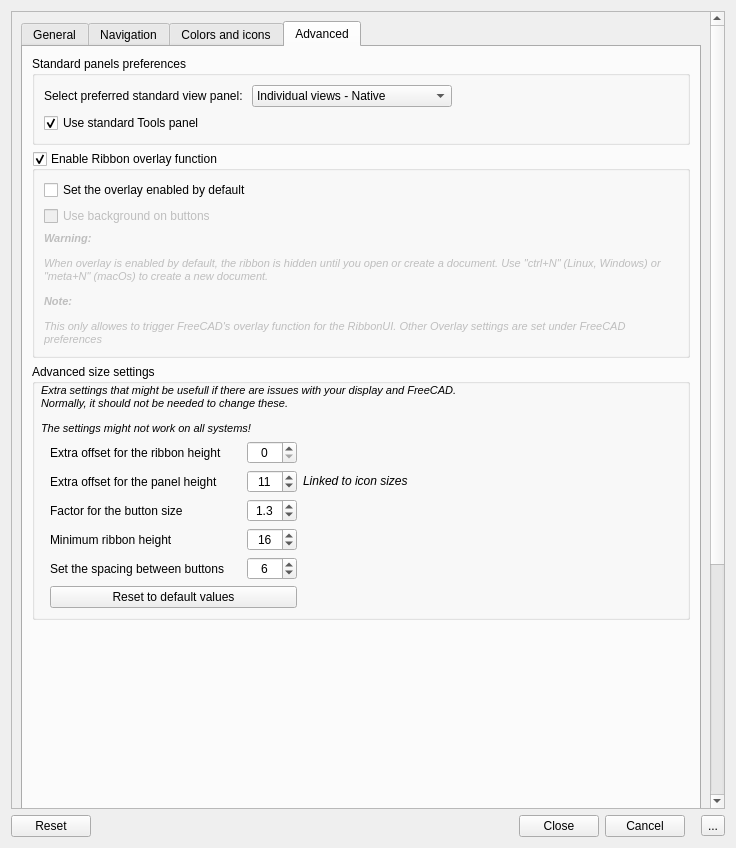
Above: Resources/ui/Settings.ui from APEbbers/FreeCAD-Ribbon before the change. Below: the same form after it.
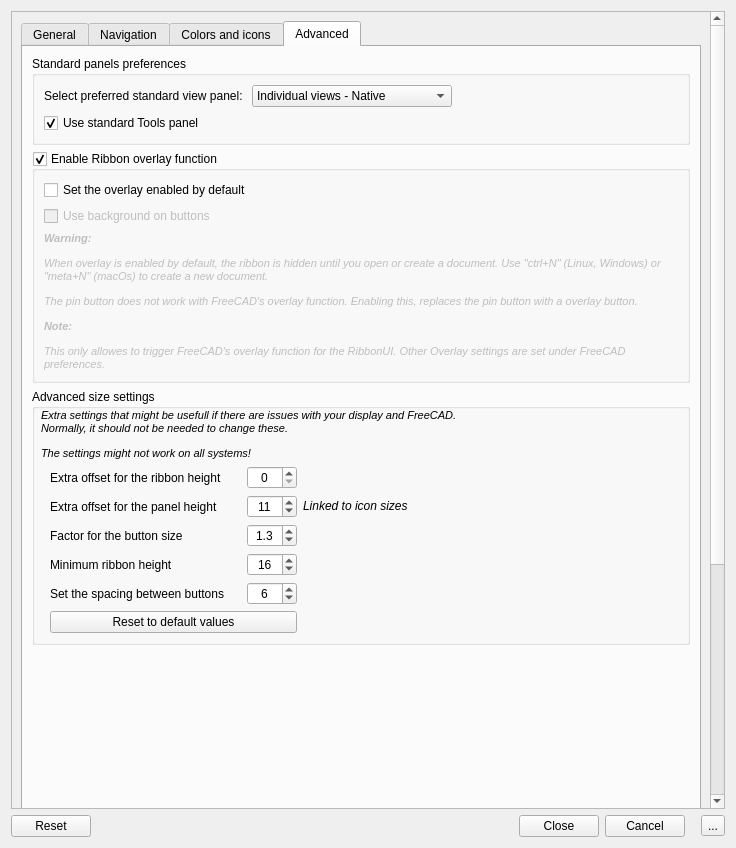
That is the form after the change. Custom widgets are drawn as their Qt base class.

Commit message: Updated notes for overlay functions

```diff
--- a/Resources/ui/Settings.ui
+++ b/Resources/ui/Settings.ui
@@ -2376,7 +2376,7 @@
                    </size>
                   </property>
                   <property name="text">
-                   <string>&lt;html&gt;&lt;head/&gt;&lt;body&gt;&lt;p&gt;&lt;span style=&quot; font-size:8pt; font-weight:700; font-style:italic;&quot;&gt;Warning:&lt;/span&gt;&lt;/p&gt;&lt;p&gt;&lt;span style=&quot; font-size:8pt; font-style:italic;&quot;&gt;When overlay is enabled by default, the ribbon is hidden until you open or create a document. Use &amp;quot;ctrl+N&amp;quot; (Linux, Windows) or &amp;quot;meta+N&amp;quot; (macOs) to create a new document.&lt;/span&gt;&lt;/p&gt;&lt;p&gt;&lt;span style=&quot; font-size:8pt; font-weight:700; font-style:italic;&quot;&gt;Note:&lt;/span&gt;&lt;/p&gt;&lt;p&gt;&lt;span style=&quot; font-size:8pt; font-style:italic;&quot;&gt;This only allowes to trigger FreeCAD's overlay function for the RibbonUI. Other Overlay settings are set under FreeCAD preferences&lt;/span&gt;&lt;/p&gt;&lt;/body&gt;&lt;/html&gt;</string>
+                   <string>&lt;html&gt;&lt;head/&gt;&lt;body&gt;&lt;p&gt;&lt;span style=&quot; font-size:8pt; font-weight:700; font-style:italic;&quot;&gt;Warning:&lt;/span&gt;&lt;/p&gt;&lt;p&gt;&lt;span style=&quot; font-size:8pt; font-style:italic;&quot;&gt;When overlay is enabled by default, the ribbon is hidden until you open or create a document. Use &amp;quot;ctrl+N&amp;quot; (Linux, Windows) or &amp;quot;meta+N&amp;quot; (macOs) to create a new document.&lt;/span&gt;&lt;/p&gt;&lt;p&gt;&lt;span style=&quot; font-size:8pt; font-style:italic;&quot;&gt;The pin button does not work with FreeCAD's overlay function. Enabling this, replaces the pin button with a overlay button.&lt;/span&gt;&lt;/p&gt;&lt;p&gt;&lt;span style=&quot; font-size:8pt; font-weight:700; font-style:italic;&quot;&gt;Note:&lt;/span&gt;&lt;/p&gt;&lt;p&gt;&lt;span style=&quot; font-size:8pt; font-style:italic;&quot;&gt;This only allowes to trigger FreeCAD's overlay function for the RibbonUI. Other Overlay settings are set under FreeCAD preferences.&lt;/span&gt;&lt;/p&gt;&lt;/body&gt;&lt;/html&gt;</string>
                   </property>
                   <property name="alignment">
                    <set>Qt::AlignmentFlag::AlignLeading|Qt::AlignmentFlag::AlignLeft|Qt::AlignmentFlag::AlignTop</set>
```
